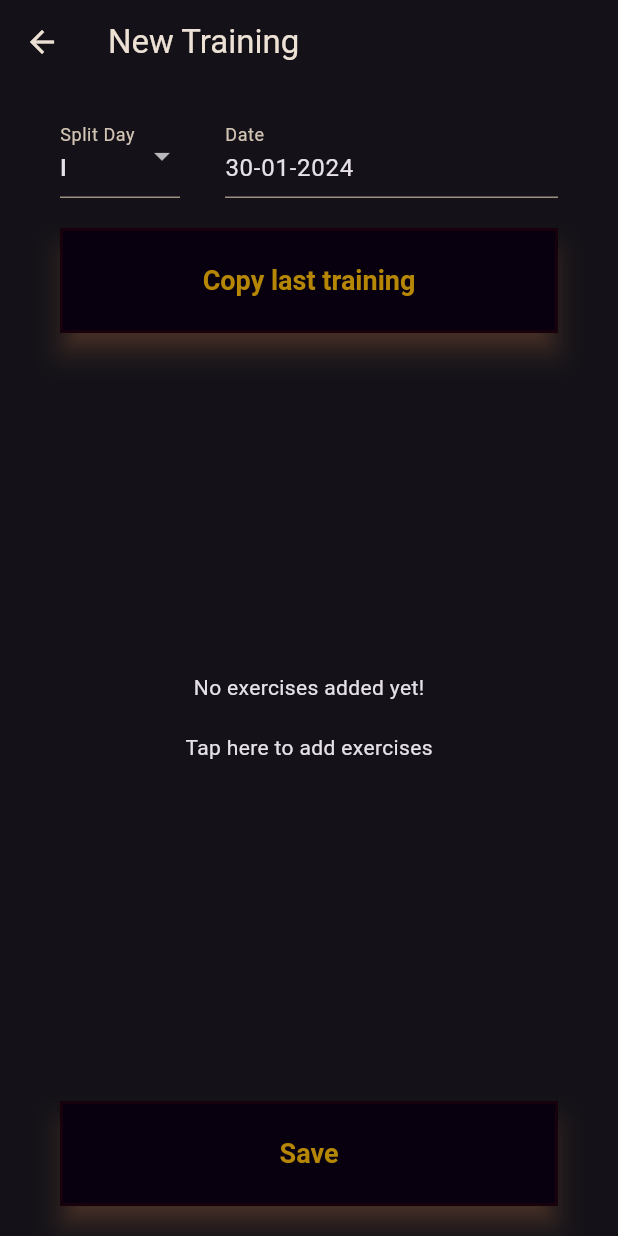
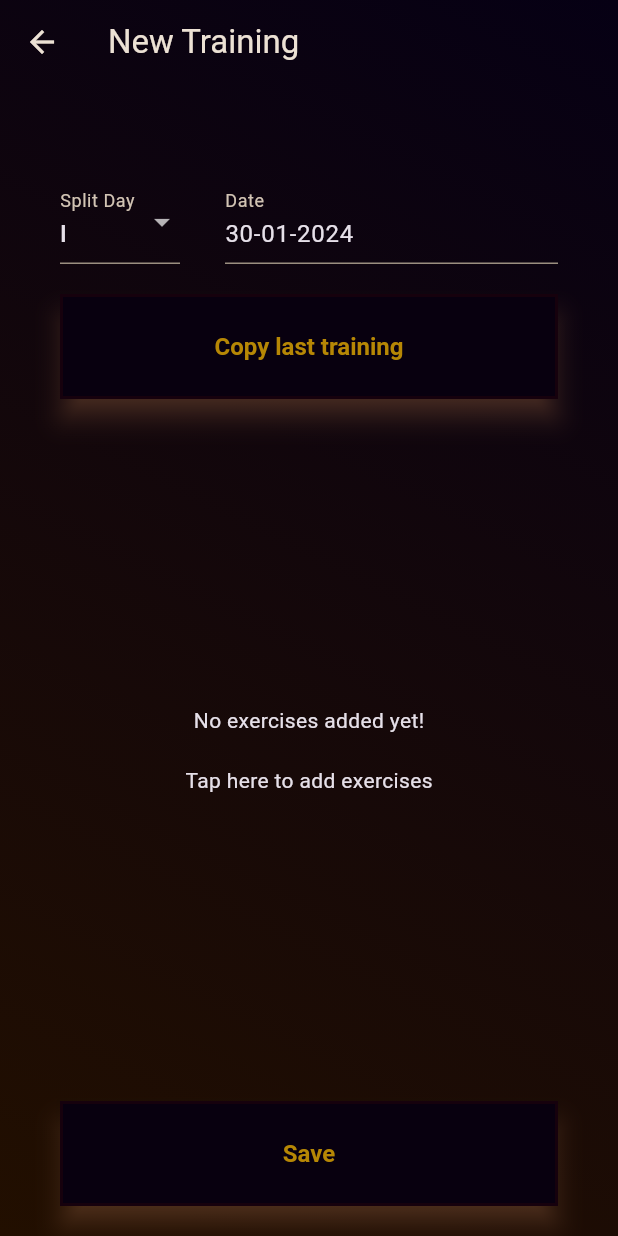
Before and after one commit to IgnacyBerent/Flutter-Workout_App, a Flutter app: the screen it shows once a user with an empty profile is signed in, item 3 of the bottom bar chosen, after a tap on the "add" icon, on a phone screen of 412 x 824 dp. Run offline on Flutter 3.47's test engine with Material 3 defaults, Android fonts, the phone set to English and light mode, and no system bars; our stand-ins replace cloud_firestore, firebase_auth, firebase_core, flutter_riverpod, flutter_typeahead, simple_gradient_text and 1 more; accounts and stored records are empty; generated files the repository leaves out were written again.

Commit message:
Adding gradientBackground to the all screens

```diff
--- a/lib/main.dart
+++ b/lib/main.dart
@@ -49,7 +49,7 @@ class MyApp extends StatelessWidget {
           style: ElevatedButton.styleFrom(
             foregroundColor: const Color.fromARGB(255, 182, 135, 5),
             textStyle:
-                const TextStyle(fontSize: 18, fontWeight: FontWeight.bold),
+                const TextStyle(fontSize: 16, fontWeight: FontWeight.bold),
             disabledForegroundColor: Colors.blue.withOpacity(0.38),
             disabledBackgroundColor: Colors.blue.withOpacity(0.12),
             backgroundColor: const Color.fromARGB(255, 8, 0, 15),
--- a/lib/screens/new_training/new_training.dart
+++ b/lib/screens/new_training/new_training.dart
@@ -5,6 +5,7 @@ import 'package:intl/intl.dart';
 
 import 'package:workout_app/firestore/auth.dart';
 import 'package:workout_app/firestore/firestore.dart';
+import 'package:workout_app/gradient_background_color.dart';
 import 'package:workout_app/models/exercise.dart';
 import 'package:workout_app/models/training.dart';
 import 'package:workout_app/providers/new_exercises_provider.dart';
@@ -170,11 +171,14 @@ class _NewTrainingScreenState extends ConsumerState<NewTrainingScreen> {
     }
 
     return Scaffold(
+        extendBodyBehindAppBar: true,
         appBar: AppBar(
           title: const Text('New Training'),
         ),
-        body: Padding(
-          padding: const EdgeInsets.symmetric(horizontal: 40, vertical: 20),
+        body: Container(
+          decoration: gradientBackground(),
+          child: Padding(
+            padding: const EdgeInsets.fromLTRB(40, 120, 40, 20),
             child: Form(
               key: _formKey,
               child: Column(
@@ -226,7 +230,8 @@ class _NewTrainingScreenState extends ConsumerState<NewTrainingScreen> {
                     height: 70,
                     child: ElevatedButton(
                       style: ButtonStyle(
-                      shape: MaterialStateProperty.all<RoundedRectangleBorder>(
+                        shape:
+                            MaterialStateProperty.all<RoundedRectangleBorder>(
                           const RoundedRectangleBorder(
                             borderRadius: BorderRadius.zero,
                           ),
@@ -261,7 +266,8 @@ class _NewTrainingScreenState extends ConsumerState<NewTrainingScreen> {
                     height: 70,
                     child: ElevatedButton(
                       style: ButtonStyle(
-                      shape: MaterialStateProperty.all<RoundedRectangleBorder>(
+                        shape:
+                            MaterialStateProperty.all<RoundedRectangleBorder>(
                           const RoundedRectangleBorder(
                             borderRadius: BorderRadius.zero,
                           ),
@@ -276,6 +282,7 @@ class _NewTrainingScreenState extends ConsumerState<NewTrainingScreen> {
                 ],
               ),
             ),
+          ),
         ));
   }
 }
```
Also changed, not shown: lib/screens/edit_training/edit_edit_exercise.dart (+11 -4 lines), lib/screens/edit_training/edit_new_exercise.dart (+11 -4 lines), lib/screens/edit_training/edit_training.dart (+13 -7 lines), lib/screens/edit_training/editable_exercises.dart (+7 -3 lines), lib/screens/exercise_stats.dart (+9 -3 lines), lib/screens/new_training/edit_exercise.dart (+11 -4 lines), lib/screens/new_training/exercises.dart (+7 -3 lines), lib/screens/new_training/new_exercise.dart (+11 -4 lines). Lines whose indentation alone changed are shown as unchanged.
